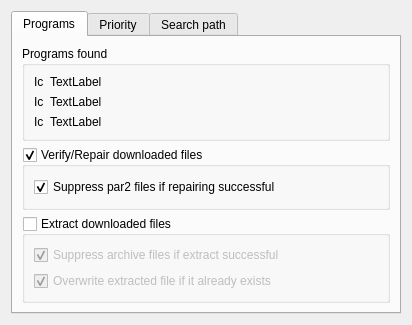
Above: src/preferences/preferencesprograms.ui from KDE/kwooty before the change. Below: the same form after it.
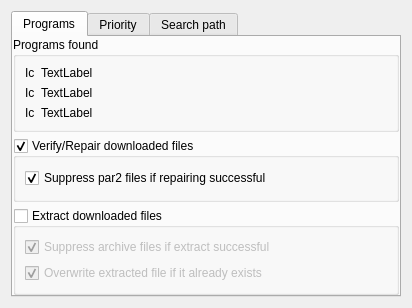
That is the form after the change. Custom widgets are drawn as their Qt base class.

Patch:
```diff
--- a/src/preferences/preferencesprograms.ui
+++ b/src/preferences/preferencesprograms.ui
@@ -21,6 +21,9 @@
        <string>Programs</string>
       </attribute>
       <layout class="QGridLayout" name="gridLayout_3">
+       <property name="margin">
+        <number>0</number>
+       </property>
        <item row="0" column="0">
         <widget class="QGroupBox" name="groupBoxprogramsFound">
          <property name="title">
```
Left out of the diff: 6 changed lines with no effect on the pictures.
